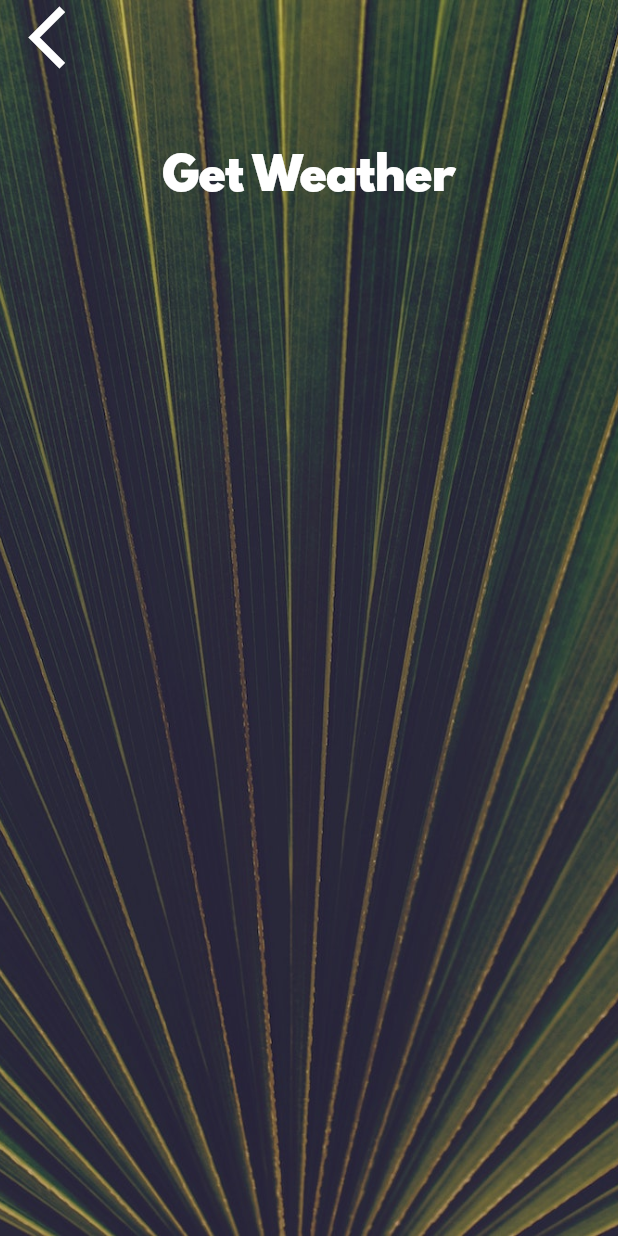
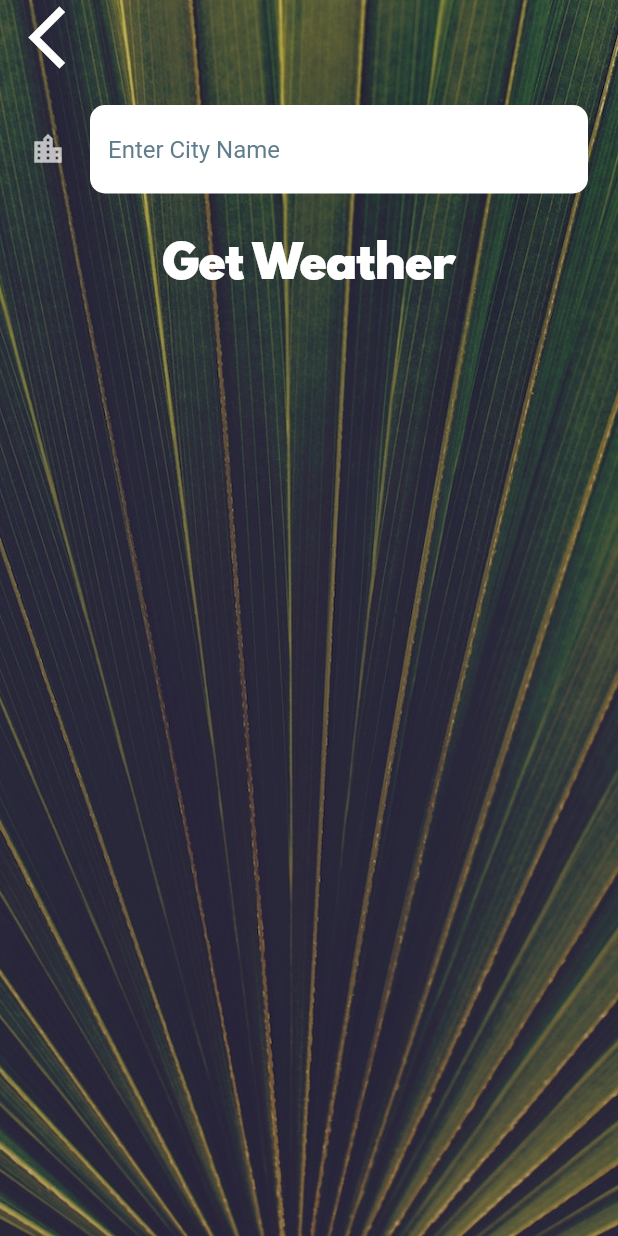
Before and after one commit to hossain101/weather_app_flutter, a Flutter app: the CityScreen screen opened directly, on a phone screen of 412 x 824 dp. Run offline on Flutter 3.47's test engine with Material 2 defaults, Android fonts, the phone set to English and light mode, and no system bars; our stand-ins replace flutter_spinkit, geolocator.

Commit message:
Final Commit after Finishing the project.

```diff
--- a/lib/screens/city_screen.dart
+++ b/lib/screens/city_screen.dart
@@ -7,6 +7,8 @@ class CityScreen extends StatefulWidget {
 }
 
 class _CityScreenState extends State<CityScreen> {
+  late String cityName;
+
   @override
   Widget build(BuildContext context) {
     return Scaffold(
@@ -24,7 +26,9 @@ class _CityScreenState extends State<CityScreen> {
               Align(
                 alignment: Alignment.topLeft,
                 child: FlatButton(
-                  onPressed: () {},
+                  onPressed: () {
+                    Navigator.pop(context);
+                  },
                   child: Icon(
                     Icons.arrow_back_ios,
                     size: 50.0,
@@ -33,10 +37,29 @@ class _CityScreenState extends State<CityScreen> {
               ),
               Container(
                 padding: EdgeInsets.all(20.0),
-                child: null,
+                child: TextField(
+                  onChanged: (value) {
+                    cityName = value;
+                  },
+                  style: TextStyle(color: Colors.black),
+                  decoration: InputDecoration(
+                    filled: true,
+                    fillColor: Colors.white,
+                    icon: Icon(
+                      Icons.location_city,
+                    ),
+                    hintText: 'Enter City Name',
+                    hintStyle: TextStyle(color: Colors.blueGrey),
+                    border: OutlineInputBorder(
+                        borderRadius: BorderRadius.circular(10),
+                        borderSide: BorderSide.none),
+                  ),
+                ),
               ),
               FlatButton(
-                onPressed: () {},
+                onPressed: () {
+                  Navigator.pop(context, cityName);
+                },
                 child: Text(
                   'Get Weather',
                   style: kButtonTextStyle,
```
Also changed, not shown: lib/screens/loading_screen.dart (+4 -15 lines), lib/screens/location_screen.dart (+38 -9 lines), lib/services/weather.dart (+38 -12 lines).
